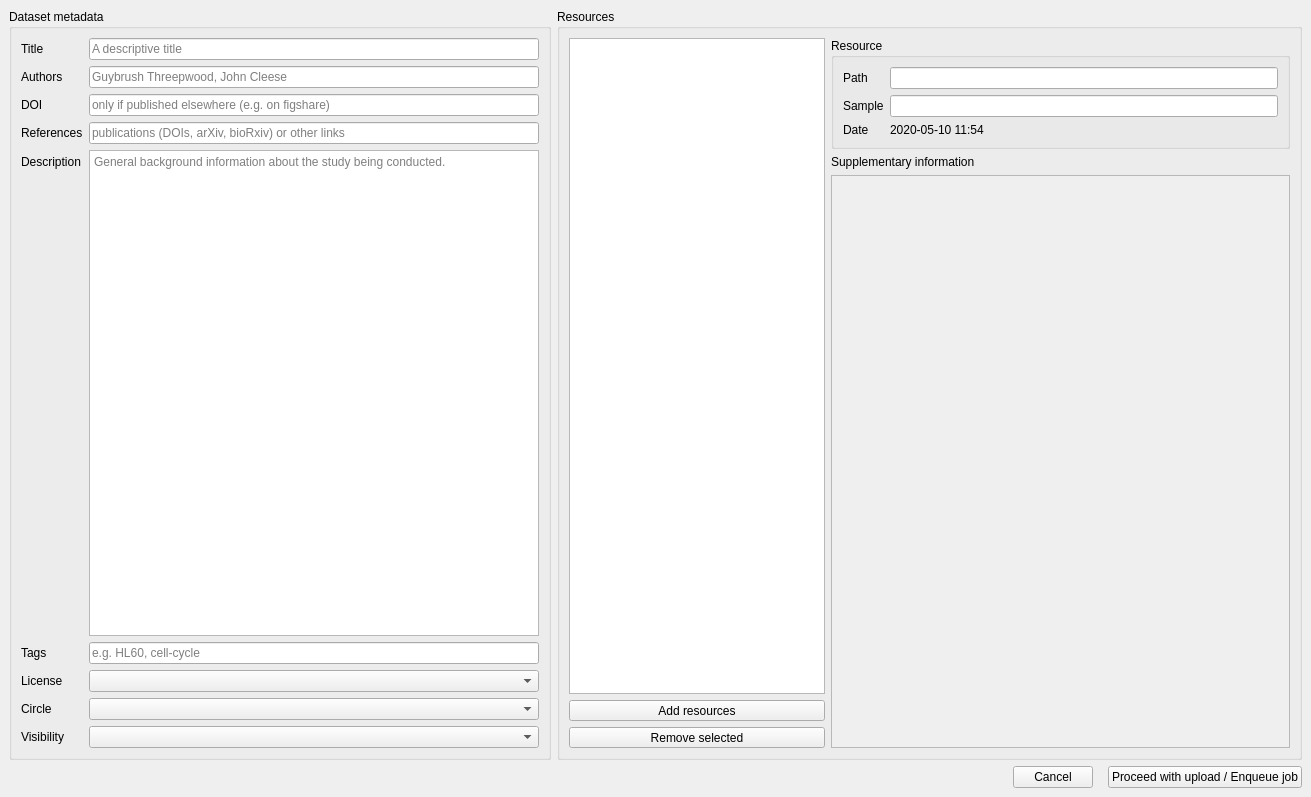
The window that dcoraid/gui/upload/dlg_upload.ui (DCOR-dev/DCOR-Aid) describes before a commit, drawn with Qt 5.
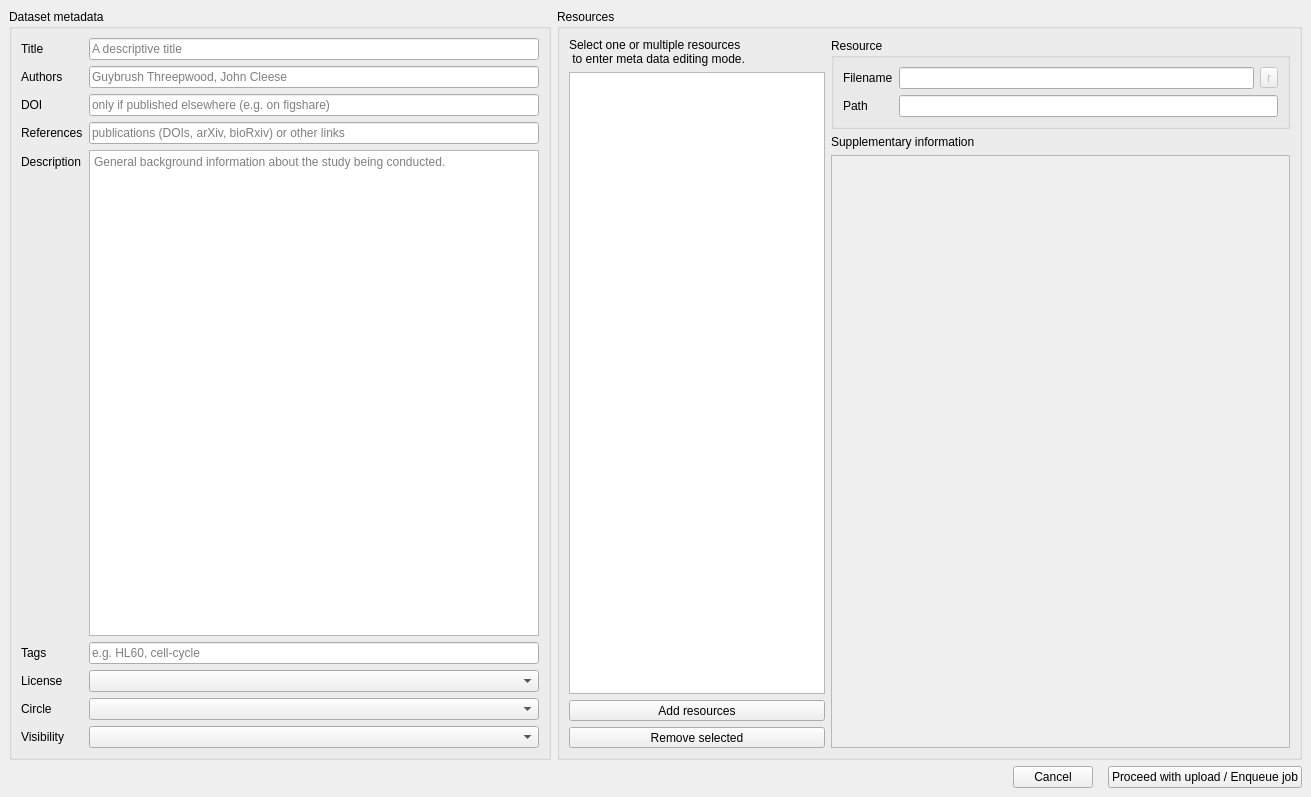
The same window after the commit. Icons and pictures are not drawn. Custom widgets are drawn as their Qt base class.

Commit message: wow: data uploader is complete with supplementary resource schemas

```diff
--- a/dcoraid/gui/upload/dlg_upload.ui
+++ b/dcoraid/gui/upload/dlg_upload.ui
@@ -219,7 +219,15 @@
             <number>0</number>
            </property>
            <item>
-            <widget class="QListWidget" name="listWidget_resources">
+            <widget class="QLabel" name="label_11">
+             <property name="text">
+              <string>Select one or multiple resources
+ to enter meta data editing mode.</string>
+             </property>
+            </widget>
+           </item>
+           <item>
+            <widget class="QListView" name="listView_resources">
              <property name="sizePolicy">
               <sizepolicy hsizetype="Preferred" vsizetype="Expanding">
                <horstretch>0</horstretch>
@@ -276,54 +284,72 @@
               <item row="0" column="0">
                <widget class="QLabel" name="label_10">
                 <property name="text">
-                 <string>Path</string>
+                 <string>Filename</string>
                 </property>
                </widget>
               </item>
+              <item row="0" column="1">
+               <layout class="QHBoxLayout" name="horizontalLayout_5">
+                <item>
+                 <widget class="QLineEdit" name="lineEdit_res_filename">
+                  <property name="frame">
+                   <bool>true</bool>
+                  </property>
+                  <property name="readOnly">
+                   <bool>false</bool>
+                  </property>
+                 </widget>
+                </item>
+                <item>
+                 <widget class="QToolButton" name="toolButton">
+                  <property name="enabled">
+                   <bool>false</bool>
+                  </property>
+                  <property name="toolTip">
+                   <string>undo filename changes</string>
+                  </property>
+                  <property name="text">
+                   <string>r</string>
+                  </property>
+                  <property name="icon">
+                   <iconset theme="undo"/>
+                  </property>
+                 </widget>
+                </item>
+               </layout>
+              </item>
               <item row="1" column="0">
-               <widget class="QLabel" name="label_11">
-                <property name="text">
-                 <string>Sample</string>
-                </property>
-               </widget>
-              </item>
-              <item row="2" column="0">
                <widget class="QLabel" name="label_12">
                 <property name="text">
-                 <string>Date</string>
-                </property>
-               </widget>
-              </item>
-              <item row="0" column="1">
-               <widget class="QLineEdit" name="lineEdit_res_path">
-                <property name="frame">
-                 <bool>true</bool>
-                </property>
-                <property name="readOnly">
-                 <bool>true</bool>
+                 <string>Path</string>
                 </property>
                </widget>
               </item>
               <item row="1" column="1">
-               <widget class="QLineEdit" name="lineEdit_res_sample">
-                <property name="frame">
-                 <bool>true</bool>
-                </property>
+               <widget class="QLineEdit" name="lineEdit_res_path">
                 <property name="readOnly">
                  <bool>true</bool>
                 </property>
                </widget>
               </item>
-              <item row="2" column="1">
-               <widget class="QLabel" name="label_res_date">
-                <property name="text">
-                 <string>2020-05-10 11:54</string>
-                </property>
-               </widget>
-              </item>
              </layout>
             </widget>
            </item>
+           <item>
+            <widget class="QWidget" name="widget_supplement" native="true">
+             <layout class="QVBoxLayout" name="verticalLayout_5">
+              <property name="leftMargin">
+               <number>0</number>
+              </property>
+              <property name="topMargin">
+               <number>0</number>
+              </property>
+              <property name="rightMargin">
+               <number>0</number>
+              </property>
+              <property name="bottomMargin">
+               <number>0</number>
+              </property>
            <item>
             <widget class="QLabel" name="label_13">
              <property name="text">
@@ -333,6 +359,12 @@
            </item>
            <item>
             <widget class="QScrollArea" name="scrollArea">
+                <property name="sizePolicy">
+                 <sizepolicy hsizetype="Expanding" vsizetype="Expanding">
+                  <horstretch>0</horstretch>
+                  <verstretch>0</verstretch>
+                 </sizepolicy>
+                </property>
              <property name="widgetResizable">
               <bool>true</bool>
              </property>
@@ -342,7 +374,7 @@
                 <x>0</x>
                 <y>0</y>
                 <width>432</width>
-                <height>544</height>
+                   <height>565</height>
                </rect>
               </property>
               <layout class="QVBoxLayout" name="verticalLayout_6">
@@ -370,6 +402,9 @@
             </widget>
            </item>
           </layout>
+            </widget>
+           </item>
+          </layout>
          </item>
         </layout>
        </widget>
```
Left out of the diff: 21 changed lines with no effect on the pictures. Lines whose indentation alone changed are shown as unchanged. The commit also changes 18 other files.
